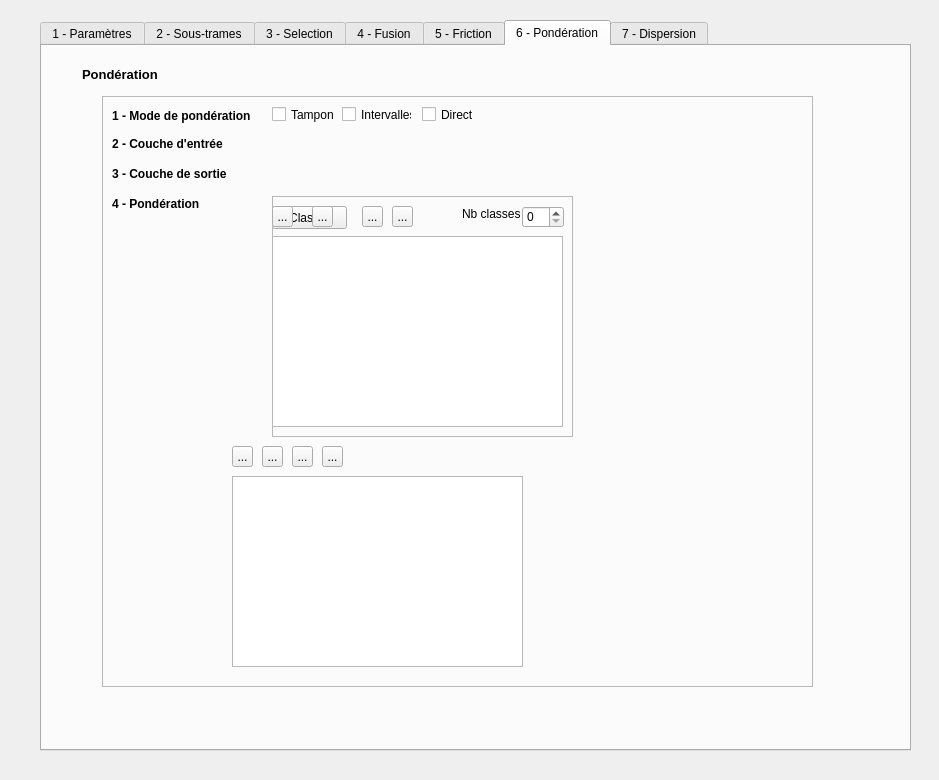
MathieuChailloux/BioDispersal, file eco_cont_dialog_base.ui: the form before one commit.
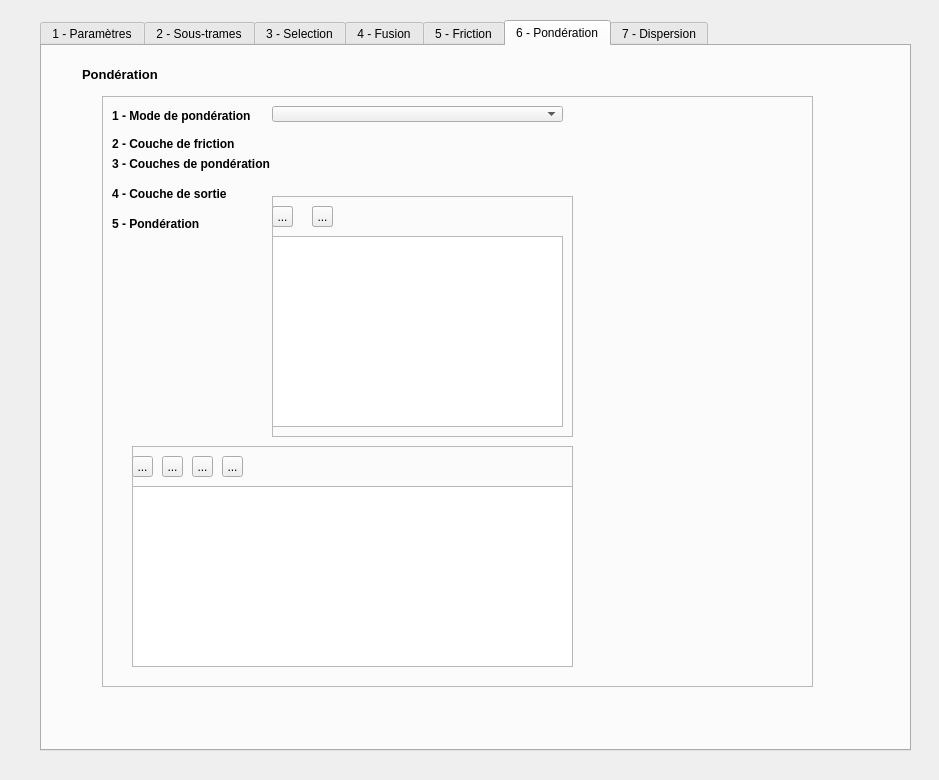
The form after the commit. Custom widgets are drawn as their Qt base class.

Commit message: Ponderation stil work in in progress

What changed in the file:
```diff
--- a/eco_cont_dialog_base.ui
+++ b/eco_cont_dialog_base.ui
@@ -1449,46 +1449,7 @@
        <string>1 - Mode de pondération</string>
       </property>
      </widget>
-     <widget class="QCheckBox" name="pondModeBuffer">
-      <property name="geometry">
-       <rect>
-        <x>170</x>
-        <y>10</y>
-        <width>70</width>
-        <height>17</height>
-       </rect>
-      </property>
-      <property name="text">
-       <string>Tampon</string>
-      </property>
-     </widget>
-     <widget class="QCheckBox" name="pondModeBuffer_2">
-      <property name="geometry">
-       <rect>
-        <x>240</x>
-        <y>10</y>
-        <width>70</width>
-        <height>17</height>
-       </rect>
-      </property>
-      <property name="text">
-       <string>Intervalles</string>
-      </property>
-     </widget>
-     <widget class="QCheckBox" name="pondModeBuffer_3">
-      <property name="geometry">
-       <rect>
-        <x>320</x>
-        <y>10</y>
-        <width>70</width>
-        <height>17</height>
-       </rect>
-      </property>
-      <property name="text">
-       <string>Direct</string>
-      </property>
-     </widget>
-     <widget class="QLabel" name="pondInLayerLabel">
+     <widget class="QLabel" name="pondFrictLayerLabel">
       <property name="geometry">
        <rect>
         <x>10</x>
@@ -1504,7 +1465,7 @@
        </font>
       </property>
       <property name="text">
-       <string>2 - Couche d'entrée</string>
+       <string>2 - Couche de friction</string>
       </property>
      </widget>
      <widget class="QgsFileWidget" name="pondInLayer">
@@ -1521,7 +1482,7 @@
       <property name="geometry">
        <rect>
         <x>170</x>
-        <y>70</y>
+        <y>90</y>
         <width>291</width>
         <height>16</height>
        </rect>
@@ -1531,7 +1492,7 @@
       <property name="geometry">
        <rect>
         <x>10</x>
-        <y>70</y>
+        <y>90</y>
         <width>161</width>
         <height>16</height>
        </rect>
@@ -1543,14 +1504,14 @@
        </font>
       </property>
       <property name="text">
-       <string>3 - Couche de sortie</string>
+       <string>4 - Couche de sortie</string>
       </property>
      </widget>
      <widget class="QLabel" name="pondPondLabel">
       <property name="geometry">
        <rect>
         <x>10</x>
-        <y>100</y>
+        <y>120</y>
         <width>161</width>
         <height>16</height>
        </rect>
@@ -1562,7 +1523,7 @@
        </font>
       </property>
       <property name="text">
-       <string>4 - Pondération</string>
+       <string>5 - Pondération</string>
       </property>
      </widget>
      <widget class="QFrame" name="pondPondFrame">
@@ -1590,23 +1551,10 @@
         </rect>
        </property>
       </widget>
-      <widget class="QPushButton" name="pondIvalClass">
-       <property name="geometry">
-        <rect>
-         <x>0</x>
-         <y>10</y>
-         <width>75</width>
-         <height>23</height>
-        </rect>
-       </property>
-       <property name="text">
-        <string>Classer</string>
-       </property>
-      </widget>
       <widget class="QToolButton" name="pondIvalPlus">
        <property name="geometry">
         <rect>
-         <x>90</x>
+         <x>0</x>
          <y>10</y>
          <width>21</width>
          <height>21</height>
@@ -1619,7 +1567,7 @@
       <widget class="QToolButton" name="pondIvalMinus">
        <property name="geometry">
         <rect>
-         <x>120</x>
+         <x>40</x>
          <y>10</y>
          <width>21</width>
          <height>21</height>
@@ -1629,91 +1577,6 @@
         <string>...</string>
        </property>
       </widget>
-      <widget class="QLabel" name="ponNbClassesLabel">
-       <property name="geometry">
-        <rect>
-         <x>190</x>
-         <y>10</y>
-         <width>61</width>
-         <height>16</height>
-        </rect>
-       </property>
-       <property name="text">
-        <string>Nb classes</string>
-       </property>
-      </widget>
-      <widget class="QSpinBox" name="ponNbClasses">
-       <property name="geometry">
-        <rect>
-         <x>250</x>
-         <y>10</y>
-         <width>42</width>
-         <height>22</height>
-        </rect>
-       </property>
-      </widget>
-     </widget>
-     <widget class="QTableView" name="tableView_2">
-      <property name="geometry">
-       <rect>
-        <x>130</x>
-        <y>380</y>
-        <width>291</width>
-        <height>191</height>
-       </rect>
-      </property>
-     </widget>
-     <widget class="QToolButton" name="pondAdd">
-      <property name="geometry">
-       <rect>
-        <x>130</x>
-        <y>350</y>
-        <width>21</width>
-        <height>21</height>
-       </rect>
-      </property>
-      <property name="text">
-       <string>...</string>
-      </property>
-     </widget>
-     <widget class="QToolButton" name="pondRemove">
-      <property name="geometry">
-       <rect>
-        <x>160</x>
-        <y>350</y>
-        <width>21</width>
-        <height>21</height>
-       </rect>
-      </property>
-      <property name="text">
-       <string>...</string>
-      </property>
-     </widget>
-     <widget class="QToolButton" name="pondRun">
-      <property name="geometry">
-       <rect>
-        <x>190</x>
-        <y>350</y>
-        <width>21</width>
-        <height>21</height>
-       </rect>
-      </property>
-      <property name="text">
-       <string>...</string>
-      </property>
-     </widget>
-     <widget class="QToolButton" name="toolButton_6">
-      <property name="geometry">
-       <rect>
-        <x>220</x>
-        <y>350</y>
-        <width>21</width>
-        <height>21</height>
-       </rect>
-      </property>
-      <property name="text">
-       <string>...</string>
-      </property>
      </widget>
      <widget class="QFrame" name="pondBufferFrame">
       <property name="geometry">
@@ -1767,6 +1630,123 @@
        </property>
       </widget>
      </widget>
+     <widget class="QComboBox" name="pondModeCombo">
+      <property name="geometry">
+       <rect>
+        <x>170</x>
+        <y>10</y>
+        <width>291</width>
+        <height>16</height>
+       </rect>
+      </property>
+     </widget>
+     <widget class="QFrame" name="frame_7">
+      <property name="geometry">
+       <rect>
+        <x>30</x>
+        <y>350</y>
+        <width>441</width>
+        <height>221</height>
+       </rect>
+      </property>
+      <property name="frameShape">
+       <enum>QFrame::StyledPanel</enum>
+      </property>
+      <property name="frameShadow">
+       <enum>QFrame::Raised</enum>
+      </property>
+      <widget class="QToolButton" name="toolButton_6">
+       <property name="geometry">
+        <rect>
+         <x>90</x>
+         <y>10</y>
+         <width>21</width>
+         <height>21</height>
+        </rect>
+       </property>
+       <property name="text">
+        <string>...</string>
+       </property>
+      </widget>
+      <widget class="QToolButton" name="pondAdd">
+       <property name="geometry">
+        <rect>
+         <x>0</x>
+         <y>10</y>
+         <width>21</width>
+         <height>21</height>
+        </rect>
+       </property>
+       <property name="text">
+        <string>...</string>
+       </property>
+      </widget>
+      <widget class="QToolButton" name="pondRemove">
+       <property name="geometry">
+        <rect>
+         <x>30</x>
+         <y>10</y>
+         <width>21</width>
+         <height>21</height>
+        </rect>
+       </property>
+       <property name="text">
+        <string>...</string>
+       </property>
+      </widget>
+      <widget class="QToolButton" name="pondRun">
+       <property name="geometry">
+        <rect>
+         <x>60</x>
+         <y>10</y>
+         <width>21</width>
+         <height>21</height>
+        </rect>
+       </property>
+       <property name="text">
+        <string>...</string>
+       </property>
+      </widget>
+      <widget class="QTableView" name="ponderationView">
+       <property name="geometry">
+        <rect>
+         <x>0</x>
+         <y>40</y>
+         <width>441</width>
+         <height>181</height>
+        </rect>
+       </property>
+      </widget>
+     </widget>
+     <widget class="QgsFileWidget" name="pondPondLayer">
+      <property name="geometry">
+       <rect>
+        <x>170</x>
+        <y>60</y>
+        <width>291</width>
+        <height>16</height>
+       </rect>
+      </property>
+     </widget>
+     <widget class="QLabel" name="pondPondLayerLabel">
+      <property name="geometry">
+       <rect>
+        <x>10</x>
+        <y>60</y>
+        <width>161</width>
+        <height>16</height>
+       </rect>
+      </property>
+      <property name="font">
+       <font>
+        <weight>75</weight>
+        <bold>true</bold>
+       </font>
+      </property>
+      <property name="text">
+       <string>3 - Couches de pondération</string>
+      </property>
+     </widget>
     </widget>
    </widget>
    <widget class="QWidget" name="tab">
```
Left out of the diff: 20 changed lines with no effect on the pictures. The commit also changes 8 other files.
